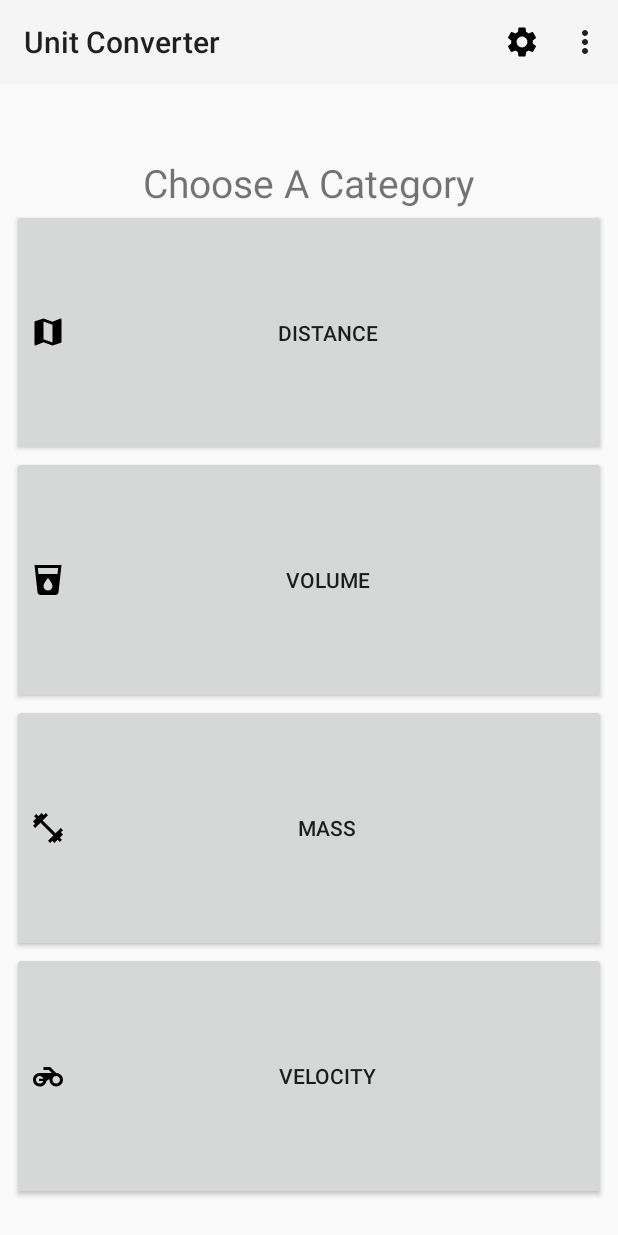
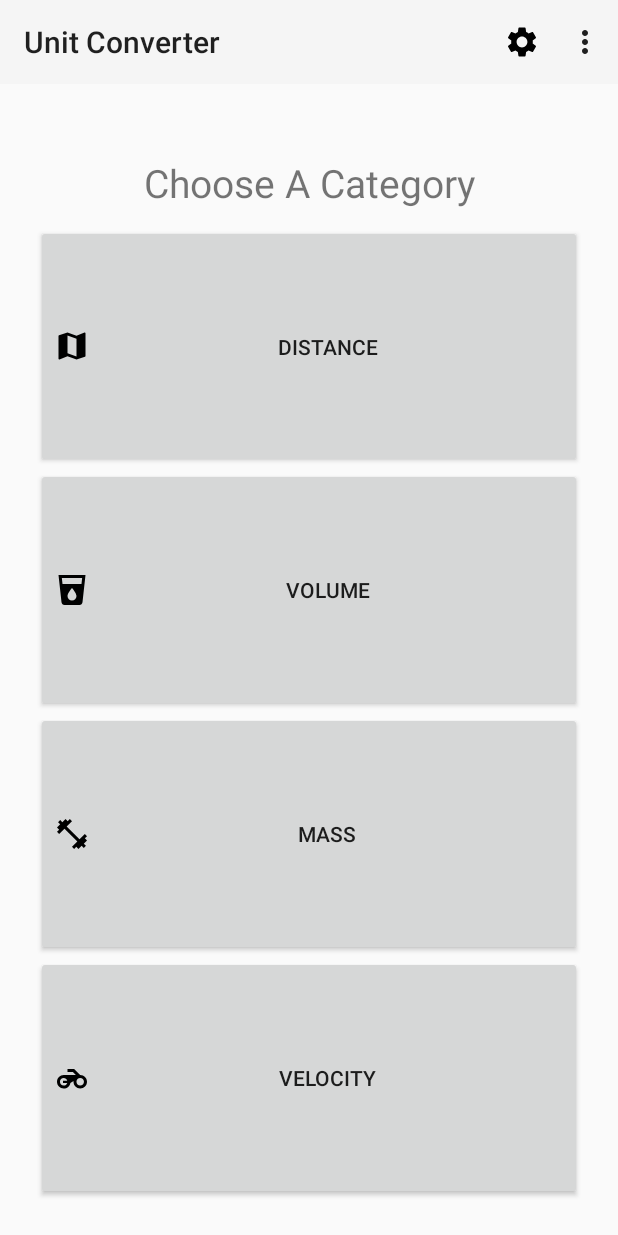
Before and after one commit to adelkesc/UnitConversionApp, an Android app: the screen it shows after launch (MainActivity), on a phone screen of 412 x 824 dp. Run offline under Robolectric (Android 15) with nearby library versions, the phone set to English and light mode, and no system bars.

Commit message:
Bug fixed with async task, toolbars modified

```diff
--- a/app/src/main/java/com/example/courseproject/MainActivity.java
+++ b/app/src/main/java/com/example/courseproject/MainActivity.java
@@ -14,6 +14,7 @@ import android.view.View;
 import android.widget.Button;
 import android.widget.Toast;
 
+import org.json.JSONArray;
 import org.json.JSONException;
 import org.json.JSONObject;
 
@@ -36,8 +37,8 @@ public class MainActivity extends AppCompatActivity {
         setContentView(R.layout.activity_main);
         PreferenceManager.setDefaultValues(this, R.xml.preferences, false);
 
-//        GetWeatherLocationAsync task = new GetWeatherLocationAsync();
-//        task.execute(GET_REQUEST);
+        GetBookAsync task = new GetBookAsync();
+        task.execute(GET_REQUEST);
 
         Toolbar toolbar = (Toolbar) findViewById(R.id.appToolbar);
         setSupportActionBar(toolbar);
@@ -108,11 +109,11 @@ public class MainActivity extends AppCompatActivity {
         if(appDark)
         {
             setTheme(R.style.AppTheme);
-            Toast.makeText(this, "Dark mode", Toast.LENGTH_SHORT).show();
+            //Toast.makeText(this, "Dark mode", Toast.LENGTH_SHORT).show();
         }
         else {
             setTheme(R.style.AppThemeLight);
-            Toast.makeText(this, "Light mode", Toast.LENGTH_SHORT).show();
+            //Toast.makeText(this, "Light mode", Toast.LENGTH_SHORT).show();
         }
     }
 //      NETWORKING UNDER CONSTRUCTION
@@ -123,8 +124,7 @@ public class MainActivity extends AppCompatActivity {
         HttpURLConnection urlConnection = null;
         InputStream inputStream = null;
 
-        try
-        {
+        try {
             urlConnection = (HttpURLConnection) url.openConnection();
             urlConnection.setRequestMethod("GET");
 
@@ -132,8 +132,13 @@ public class MainActivity extends AppCompatActivity {
             urlConnection.setConnectTimeout(15000);
             urlConnection.connect();
 
-            inputStream = urlConnection.getInputStream();
-            jsonResponse = readFromStream(inputStream);
+            if (urlConnection.getResponseCode() == 200) {
+                inputStream = urlConnection.getInputStream();
+                jsonResponse = readFromStream(inputStream);
+            }
+            else{
+                Toast.makeText(this, "NOT WORKING", Toast.LENGTH_SHORT).show();
+            }
         }
         catch (IOException e)
         {
@@ -150,8 +155,7 @@ public class MainActivity extends AppCompatActivity {
                 inputStream.close();
             }
         }
-
-        return null;
+        return jsonResponse;
     }
 
     private String readFromStream(InputStream inputStream) throws IOException
@@ -172,40 +176,46 @@ public class MainActivity extends AppCompatActivity {
         return output.toString();
     }
 
-//    private class GetWeatherLocationAsync extends AsyncTask<String, Void, String> {
-//
-//        @Override
-//        protected String doInBackground(String... strings) {
-//            URL url = null;
-//            String jsonResponse = null;
-//
-//            try
-//            {
-//                url = new URL(strings[0]);
-//                jsonResponse = sendHttpRequest(url);
-//            }
-//            catch (IOException e)
-//            {
-//                e.printStackTrace();
-//            }
-//            return jsonResponse;
-//        }
-//
-//        @Override
-//        protected void onPostExecute(String s) {
-//            JSONObject root = null;
-//
-//            try
-//            {
+    private class GetBookAsync extends AsyncTask<String, Void, String> {
+
+        @Override
+        protected String doInBackground(String... strings) {
+            URL url = null;
+            String jsonResponse = null;
+
+            try
+            {
+                url = new URL(strings[0]);
+                jsonResponse = sendHttpRequest(url);
+            }
+            catch (IOException e)
+            {
+                e.printStackTrace();
+            }
+            return jsonResponse;
+        }
+
+        @Override
+        protected void onPostExecute(String string) {
+            JSONObject root = null;
+            try
+            {
+                root = new JSONObject(string);
+                JSONObject properties = root.getJSONObject("properties");
+                String id = properties.getString("id");
+                Toast.makeText(MainActivity.this, id, Toast.LENGTH_LONG).show();
 //                root = new JSONObject(s);
-//                JSONObject properties = root.getJSONObject("properties");
-//                String id = properties.getString("id");
-//                Toast.makeText(MainActivity.this, id, Toast.LENGTH_LONG).show();
-//            }
-//            catch (JSONException je)
-//            {
-//                je.printStackTrace();
-//            }
-//        }
-//    }
+//                JSONArray books = root.getJSONArray("items");
+//                JSONObject firstBook = books.getJSONObject(0);
+//                JSONObject volumeInfo = firstBook.getJSONObject("volumeInfo");
+//                String title = volumeInfo.getString("title");
+
+//                Toast.makeText(MainActivity.this, title, Toast.LENGTH_SHORT).show();
+            }
+            catch (JSONException je)
+            {
+                je.printStackTrace();
+            }
+        }
+    }
 }
--- a/app/src/main/res/layout/activity_conversion_retrieval.xml
+++ b/app/src/main/res/layout/activity_conversion_retrieval.xml
@@ -7,7 +7,7 @@
     tools:context=".ConversionRetrieval">
 
     <android.support.v7.widget.Toolbar
-        android:id="@+id/appToolbar2"
+        android:id="@+id/appToolbarVelocity"
         android:layout_width="0dp"
         android:layout_height="wrap_content"
         android:background="?attr/colorPrimary"
@@ -28,7 +28,7 @@
         android:textSize="24sp"
         app:layout_constraintEnd_toEndOf="parent"
         app:layout_constraintStart_toStartOf="parent"
-        app:layout_constraintTop_toBottomOf="@+id/appToolbar2" />
+        app:layout_constraintTop_toBottomOf="@+id/appToolbarVelocity" />
 
     <EditText
         android:id="@+id/editText"
--- a/app/src/main/res/layout/activity_main.xml
+++ b/app/src/main/res/layout/activity_main.xml
@@ -5,7 +5,7 @@
     android:layout_width="match_parent"
     android:layout_height="match_parent"
     tools:context=".MainActivity"
-    android:id="@+id/container">
+    android:id="@+id/constraintLayout">
 
     <android.support.v7.widget.Toolbar
         android:id="@+id/appToolbar"
@@ -22,12 +22,12 @@
         android:id="@+id/linearLayout"
         android:layout_width="0dp"
         android:layout_height="0dp"
-        android:layout_marginStart="8dp"
+        android:layout_marginStart="24dp"
         android:layout_marginTop="24dp"
-        android:layout_marginEnd="8dp"
+        android:layout_marginEnd="24dp"
         android:layout_marginBottom="24dp"
+        android:gravity="center"
         android:orientation="vertical"
-        android:gravity="center"
         app:layout_constraintBottom_toBottomOf="parent"
         app:layout_constraintEnd_toEndOf="parent"
         app:layout_constraintHorizontal_bias="0.0"
@@ -38,8 +38,9 @@
         <TextView
             android:id="@+id/chooseText"
             android:layout_width="wrap_content"
-            android:layout_height="wrap_content"
+            android:layout_height="46dp"
             android:layout_marginTop="24dp"
+            android:gravity="center_horizontal"
             android:text="Choose A Category"
             android:textSize="26sp"
             app:layout_constraintHorizontal_bias="0.498"
@@ -52,32 +53,32 @@
             android:layout_width="match_parent"
             android:layout_height="wrap_content"
             android:layout_weight="1"
-            android:text="Distance"
-            android:drawableLeft="@drawable/ic_map_icon_24px"/>
+            android:drawableLeft="@drawable/ic_map_icon_24px"
+            android:text="Distance" />
 
         <Button
             android:id="@+id/volumeButton"
             android:layout_width="match_parent"
             android:layout_height="wrap_content"
             android:layout_weight="1"
-            android:text="Volume"
-            android:drawableLeft="@drawable/ic_local_drink_icon_24px"/>
+            android:drawableLeft="@drawable/ic_local_drink_icon_24px"
+            android:text="Volume" />
 
         <Button
             android:id="@+id/massButton"
             android:layout_width="match_parent"
             android:layout_height="wrap_content"
             android:layout_weight="1"
-            android:text="Mass"
-            android:drawableLeft="@drawable/ic_fitness_center_icon_24px"/>
+            android:drawableLeft="@drawable/ic_fitness_center_icon_24px"
+            android:text="Mass" />
 
         <Button
             android:id="@+id/velocityButton"
             android:layout_width="match_parent"
             android:layout_height="wrap_content"
             android:layout_weight="1"
-            android:text="Velocity"
-            android:drawableLeft="@drawable/ic_motorcycle_icon_24px"/>
+            android:drawableLeft="@drawable/ic_motorcycle_icon_24px"
+            android:text="Velocity" />
     </LinearLayout>
 
 </android.support.constraint.ConstraintLayout>
```
Also changed, not shown: app/src/main/java/com/example/courseproject/Velocity.java (+23 -2 lines), app/src/main/res/drawable/ic_home_icon_24px.xml (added, +9 -0 lines), app/src/main/res/layout/activity_distance.xml (+9 -12 lines), app/src/main/res/layout/activity_mass.xml (+7 -9 lines), app/src/main/res/layout/activity_velocity.xml (+9 -9 lines), app/src/main/res/layout/activity_volume.xml (+7 -9 lines), app/src/main/res/menu/sub_menu.xml (added, +12 -0 lines).
